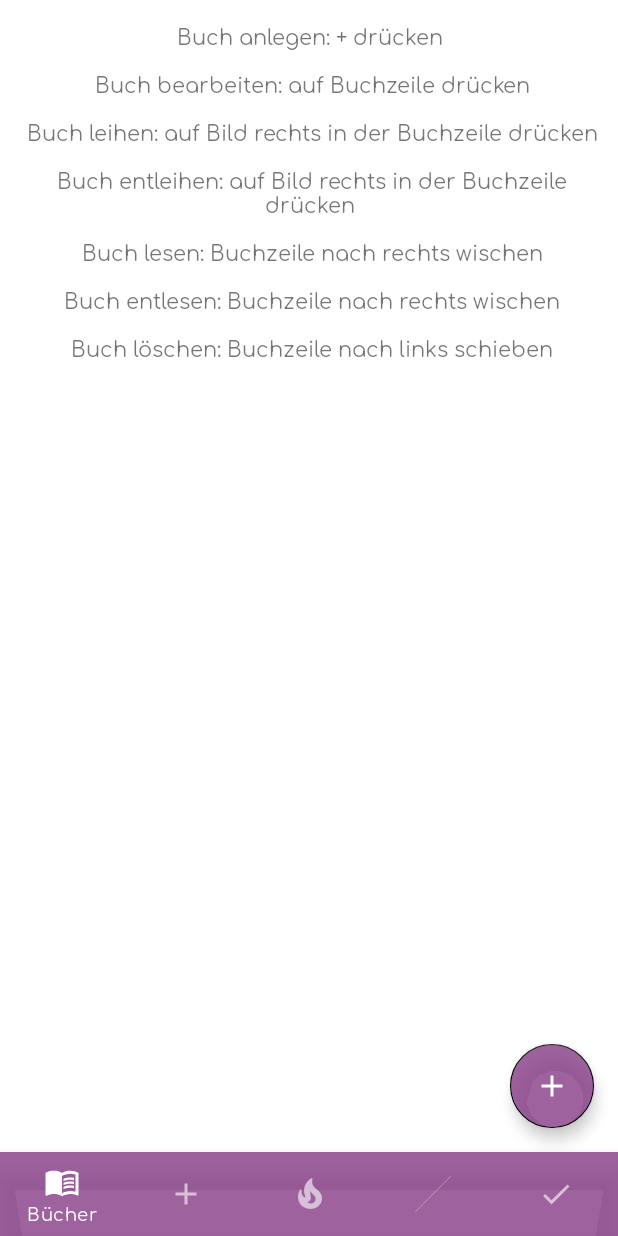
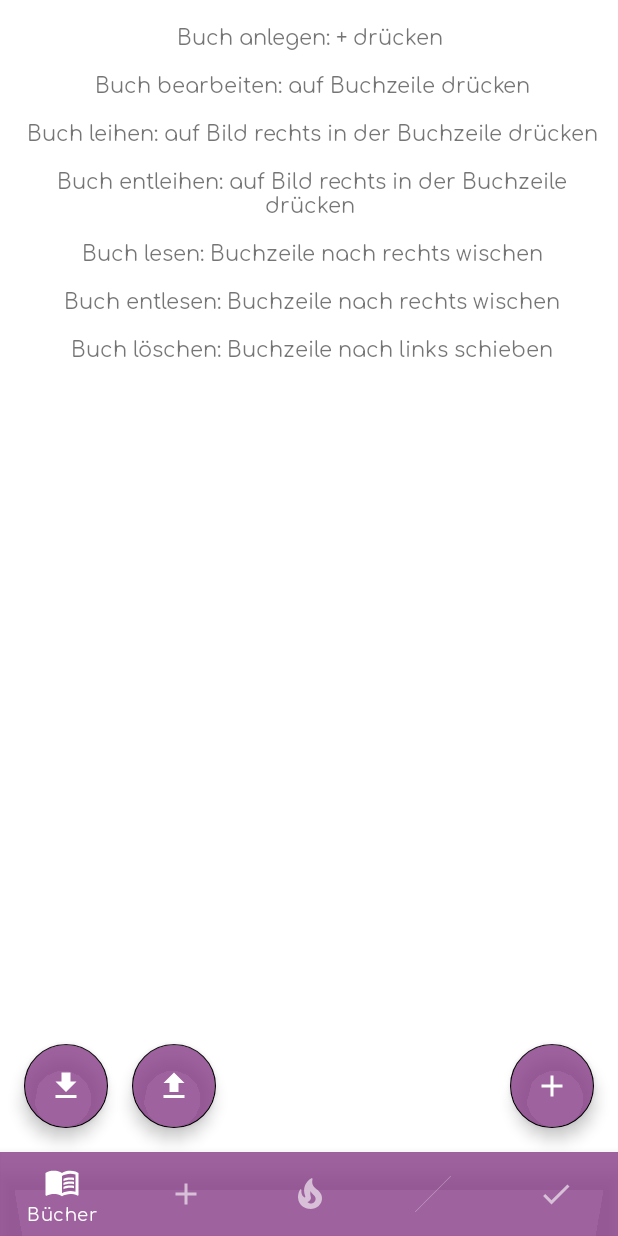
Before and after one commit to PatrickAbels8/mybooks, an Android app: the screen it shows after launch (MainActivity), on a phone screen of 412 x 824 dp. Run offline under Robolectric (Android 15) with nearby library versions, the phone set to English and light mode, and no system bars; libraries missing offline, so code that uses them is left out: it.xabaras.android.

Commit message:
import export

```diff
--- a/app/build.gradle
+++ b/app/build.gradle
@@ -36,6 +36,6 @@ dependencies {
     testImplementation 'junit:junit:4.+'
     androidTestImplementation 'androidx.test.ext:junit:1.1.1'
     androidTestImplementation 'androidx.test.espresso:espresso-core:3.2.0'
-
+    implementation 'com.opencsv:opencsv:4.6'
     implementation 'it.xabaras.android:recyclerview-swipedecorator:1.2.3'
 }
--- a/app/src/main/AndroidManifest.xml
+++ b/app/src/main/AndroidManifest.xml
@@ -1,6 +1,9 @@
 <?xml version="1.0" encoding="utf-8"?>
 <manifest xmlns:android="http://schemas.android.com/apk/res/android"
     package="com.example.tanjas_books">
+
+    <uses-permission android:name="android.permission.READ_EXTERNAL_STORAGE" />
+    <uses-permission android:name="android.permission.WRITE_EXTERNAL_STORAGE" />
 
     <application
         android:allowBackup="true"
--- a/app/src/main/java/com/example/tanjas_books/BooksFragment.java
+++ b/app/src/main/java/com/example/tanjas_books/BooksFragment.java
@@ -1,9 +1,12 @@
 package com.example.tanjas_books;
 
 import android.content.Context;
+import android.content.Intent;
 import android.database.Cursor;
 import android.graphics.Canvas;
+import android.os.Build;
 import android.os.Bundle;
+import android.util.Log;
 import android.view.LayoutInflater;
 import android.view.View;
 import android.view.ViewGroup;
@@ -13,6 +16,7 @@ import androidx.annotation.NonNull;
 import androidx.annotation.Nullable;
 import androidx.core.content.ContextCompat;
 import androidx.fragment.app.Fragment;
+import androidx.fragment.app.FragmentTransaction;
 import androidx.recyclerview.widget.ItemTouchHelper;
 import androidx.recyclerview.widget.LinearLayoutManager;
 import androidx.recyclerview.widget.RecyclerView;
@@ -27,17 +31,24 @@ import java.util.List;
 
 import it.xabaras.android.recyclerview.swipedecorator.RecyclerViewSwipeDecorator;
 
-public class BooksFragment extends Fragment implements BookDialog.OnInputSelected, DeleteDialog.OnInputSelected {
+public class BooksFragment extends Fragment implements
+        BookDialog.OnInputSelected,
+        DeleteDialog.OnInputSelected,
+        ImportDialog.OnImportSelected{
     private Context context;
 
     private DatabaseHelper databaseHelper;
 
     private RecyclerView recycler;
     private FloatingActionButton add;
+    private FloatingActionButton export;
+    private FloatingActionButton importCSV;
 
     private BooksRecyclerAdapter adapter;
     private RecyclerView.LayoutManager manager;
     private List<BooksRecyclerItem> itemList;
+
+    private final int import_request_code = 101;
 
     ItemTouchHelper.SimpleCallback itemTouchHelperCallback = new ItemTouchHelper.SimpleCallback(0, ItemTouchHelper.RIGHT|ItemTouchHelper.LEFT) {
         @Override
@@ -93,6 +104,8 @@ public class BooksFragment extends Fragment implements BookDialog.OnInputSelecte
         // init coms
         recycler = v.findViewById(R.id.recycler);
         add = v.findViewById(R.id.add);
+        export = v.findViewById(R.id.export);
+        importCSV = v.findViewById(R.id.importCSV);
 
         // init database
         databaseHelper = new DatabaseHelper(context);
@@ -113,7 +126,6 @@ public class BooksFragment extends Fragment implements BookDialog.OnInputSelecte
         // read/unread/delete item
         new ItemTouchHelper(itemTouchHelperCallback).attachToRecyclerView(recycler);
 
-
         // add item
         add.setOnClickListener(new View.OnClickListener() {
             @Override
@@ -125,6 +137,28 @@ public class BooksFragment extends Fragment implements BookDialog.OnInputSelecte
                 dialog.setTargetFragment(BooksFragment.this, 1);
                 dialog.setArguments(args);
                 dialog.show(getFragmentManager(), "");
+            }
+        });
+
+        // export data
+        export.setOnClickListener(new View.OnClickListener() {
+            @Override
+            public void onClick(View v) {
+                onExport();
+            }
+        });
+
+        // import data
+        importCSV.setOnClickListener(new View.OnClickListener() {
+            @Override
+            public void onClick(View v) {
+                Bundle args = new Bundle();
+                ImportDialog dialog = new ImportDialog();
+                dialog.setTargetFragment(BooksFragment.this, 1);
+                dialog.setArguments(args);
+                dialog.show(getFragmentManager(), "");
+
+                onReadAll();
             }
         });
 
@@ -170,6 +204,11 @@ public class BooksFragment extends Fragment implements BookDialog.OnInputSelecte
     }
 
     @Override
+    public void sendImport(String input) {
+        onImport(input);
+    }
+
+    @Override
     public void sendDeletion(int position) {
         onDelete(position);
     }
@@ -206,6 +245,21 @@ public class BooksFragment extends Fragment implements BookDialog.OnInputSelecte
         }
         adapter.notifyDataSetChanged();
         sort();
+    }
+
+    public void onImport(String data){
+        if(databaseHelper.importTXT(data))
+            Toast.makeText(context,getString(R.string.import_success), Toast.LENGTH_SHORT).show();
+        else
+            Toast.makeText(context,getString(R.string.import_failure), Toast.LENGTH_SHORT).show();
+    }
+
+    public void onExport(){
+        if(databaseHelper.exportTXT())
+            Toast.makeText(context,getString(R.string.export_success), Toast.LENGTH_SHORT).show();
+        else
+            Toast.makeText(context,getString(R.string.export_failure), Toast.LENGTH_SHORT).show();
+
     }
 
     public void onDelete(int position){
--- /dev/null
+++ b/app/src/main/res/drawable/ic_baseline_download_24.xml
@@ -0,0 +1,10 @@
+<vector xmlns:android="http://schemas.android.com/apk/res/android"
+    android:width="24dp"
+    android:height="24dp"
+    android:viewportWidth="24"
+    android:viewportHeight="24"
+    android:tint="?attr/colorControlNormal">
+  <path
+      android:fillColor="@android:color/white"
+      android:pathData="M5,20h14v-2H5V20zM19,9h-4V3H9v6H5l7,7L19,9z"/>
+</vector>
--- /dev/null
+++ b/app/src/main/res/drawable/ic_baseline_file_upload_24.xml
@@ -0,0 +1,10 @@
+<vector xmlns:android="http://schemas.android.com/apk/res/android"
+    android:width="24dp"
+    android:height="24dp"
+    android:viewportWidth="24"
+    android:viewportHeight="24"
+    android:tint="?attr/colorControlNormal">
+  <path
+      android:fillColor="@android:color/white"
+      android:pathData="M9,16h6v-6h4l-7,-7 -7,7h4zM5,18h14v2L5,20z"/>
+</vector>
--- a/app/src/main/res/layout/fragment_books.xml
+++ b/app/src/main/res/layout/fragment_books.xml
@@ -27,6 +27,28 @@
     </ScrollView>
 
     <com.google.android.material.floatingactionbutton.FloatingActionButton
+        android:id="@+id/export"
+        android:layout_width="wrap_content"
+        android:layout_height="wrap_content"
+        app:layout_constraintLeft_toLeftOf="parent"
+        app:layout_constraintBottom_toBottomOf="parent"
+        android:layout_margin="16dp"
+        android:src="@drawable/ic_baseline_download_24"
+        app:tint="@color/first"
+        android:backgroundTint="@color/accent"/>
+
+    <com.google.android.material.floatingactionbutton.FloatingActionButton
+        android:id="@+id/importCSV"
+        android:layout_width="wrap_content"
+        android:layout_height="wrap_content"
+        app:layout_constraintLeft_toRightOf="@id/export"
+        app:layout_constraintBottom_toBottomOf="parent"
+        android:layout_margin="16dp"
+        android:src="@drawable/ic_baseline_file_upload_24"
+        app:tint="@color/first"
+        android:backgroundTint="@color/accent"/>
+
+    <com.google.android.material.floatingactionbutton.FloatingActionButton
         android:id="@+id/add"
         android:layout_width="wrap_content"
         android:layout_height="wrap_content"
--- a/app/src/main/res/values/strings.xml
+++ b/app/src/main/res/values/strings.xml
@@ -26,9 +26,11 @@
     <string name="dialog_header_new">Erstellen</string>
     <string name="dialog_header_edit">Bearbeiten</string>
     <string name="dialog_header_delete">Wirklich löschen?</string>
+    <string name="dialog_header_import">Importieren</string>
     <string name="dialog_author">Autor</string>
     <string name="dialog_title">Titel</string>
     <string name="dialog_isbn">Nummer</string>
+    <string name="dialog_data">Daten</string>
     <string name="dialog_action_ok">ok</string>
     <string name="dialog_action_cancel">zurück</string>
 
@@ -43,4 +45,10 @@
     <!-- errors -->
     <string name="error_dbError">Prüfe die SQL-Verbindung!</string>
     <string name="error_wrongInput">Prüfe deine Eingaben!</string>
+
+    <!-- db -->
+    <string name="export_success">Export erfolgreich!</string>
+    <string name="export_failure">Export fehlgeschlagen!</string>
+    <string name="import_success">Import erfolgreich!</string>
+    <string name="import_failure">Import fehlgeschlagen!</string>
 </resources>
```
Also changed, not shown: app/src/main/java/com/example/tanjas_books/DatabaseHelper.java (+73 -0 lines), app/src/main/java/com/example/tanjas_books/ImportDialog.java (added, +75 -0 lines), app/src/main/res/layout/dialog_import.xml (added, +68 -0 lines).
